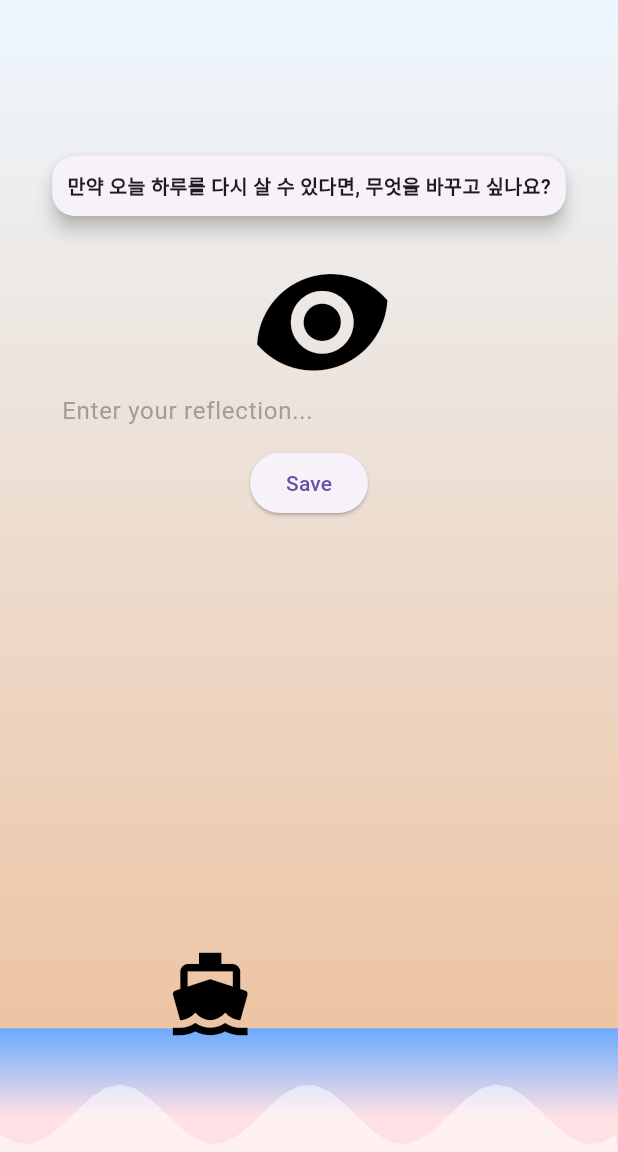
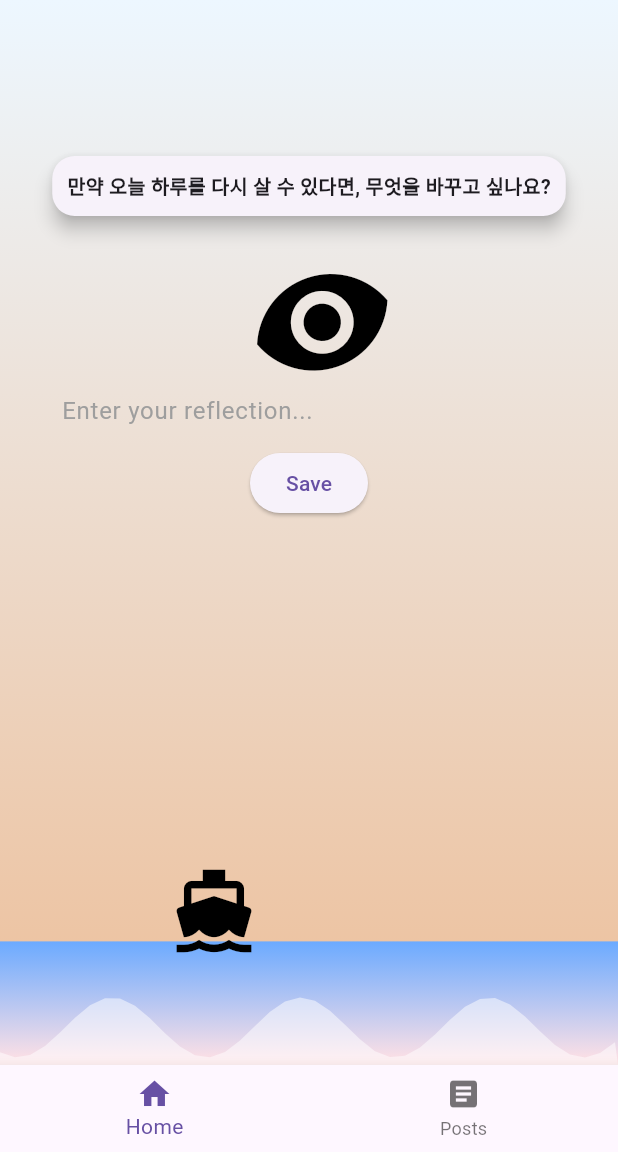
Before and after one commit to hsmchoi/my_final_project, a Flutter app: the HomeScreen screen opened by its route, after a tap on "오늘 당신을 가장 웃게 만든 것은 무엇인가요?", on a phone screen of 412 x 824 dp, the part 84-1236 px from its top. Run offline on Flutter 3.47's test engine with Material 3 defaults, Android fonts, the phone set to English and light mode, and no system bars; our stand-ins replace cloud_firestore, firebase_auth, firebase_core, firebase_storage, flutter_riverpod, go_router and 2 more; accounts and stored records are empty; generated files the repository leaves out were written again.

Commit message:
add-post-navigation

```diff
--- a/lib/main.dart
+++ b/lib/main.dart
@@ -1,10 +1,10 @@
-//main.dart
-
+// main.dart
 import 'package:firebase_core/firebase_core.dart';
 import 'package:flutter/material.dart';
 import 'package:flutter_riverpod/flutter_riverpod.dart';
 import 'package:go_router/go_router.dart';
 import 'package:my_final_project/firebase_options.dart';
+import 'package:my_final_project/views/post_screen.dart'; // Import your PostsScreen!
 import 'package:my_final_project/router.dart'; // router.dart import
 
 void main() async {
--- a/lib/router.dart
+++ b/lib/router.dart
@@ -6,6 +6,7 @@
 import 'package:my_final_project/views/email_login_screen.dart';
 import 'package:my_final_project/views/home_screen.dart';
 import 'package:my_final_project/views/login_screen.dart';
+import 'package:my_final_project/views/post_screen.dart'; // Don't forget to import PostsScreen
 import 'package:my_final_project/views/sign_up_screen.dart';
 import 'package:flutter_riverpod/flutter_riverpod.dart';
 
@@ -17,24 +18,29 @@
       GoRoute(
         path: '/login',
         builder: (BuildContext context, GoRouterState state) =>
-            const LoginScreen(),
+        const LoginScreen(),
         routes: <GoRoute>[
           GoRoute(
             path: 'email',
             builder: (BuildContext context, GoRouterState state) =>
-                const EmailLoginScreen(),
+            const EmailLoginScreen(),
           ),
         ],
       ),
       GoRoute(
         path: '/signup',
         builder: (BuildContext context, GoRouterState state) =>
-            const SignUpScreen(),
+        const SignUpScreen(),
       ),
       GoRoute(
         path: '/',
-        builder: (BuildContext context, GoRouterState state) =>
-            const HomeScreen(),
+        builder: (BuildContext context, GoRouterState state) => const HomeScreen(),
+        routes: [
+          GoRoute(
+            path: 'posts', // This path should match the name in BottomNavigationBar
+            builder: (context, state) => const PostsScreen(),
+          ),
+        ],
       ),
     ],
     redirect: (BuildContext context, GoRouterState state) {
--- a/lib/views/home_screen.dart
+++ b/lib/views/home_screen.dart
@@ -1,6 +1,7 @@
-//views/home_screen.dart
+// views/home_screen.dart
 import 'package:flutter/material.dart';
 import 'package:flutter_riverpod/flutter_riverpod.dart';
+import 'package:go_router/go_router.dart'; // Import go_router
 import 'package:my_final_project/repositories/authentication_repository.dart';
 import 'package:my_final_project/view_models/home_view_model.dart';
 import 'package:my_final_project/widgets/custom_background.dart';
@@ -16,6 +17,7 @@
 
 class _HomeScreenState extends ConsumerState<HomeScreen> {
   final TextEditingController _answerController = TextEditingController();
+  int _selectedIndex = 0; // Index to track which tab is selected
 
   @override
   void dispose() {
@@ -119,6 +121,22 @@
           const StarParticleWidget(),
         ],
       ),
+      bottomNavigationBar: BottomNavigationBar(
+        currentIndex: _selectedIndex,
+        onTap: (index) {
+          setState(() {
+            _selectedIndex = index;
+            if (index == 1) {
+              context.go(
+                  '/posts'); // Navigate to PostsScreen when Posts tab is tapped
+            }
+          });
+        },
+        items: const [
+          BottomNavigationBarItem(icon: Icon(Icons.home), label: 'Home'),
+          BottomNavigationBarItem(icon: Icon(Icons.article), label: 'Posts')
+        ],
+      ),
     );
   }
 }
```
